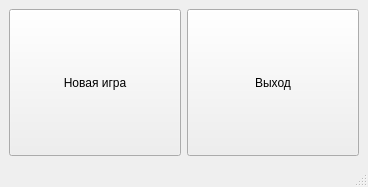
The window that Test_redwood/mainwindow.ui (Tvix57/qtBackpack) describes before a commit, drawn with Qt 5.
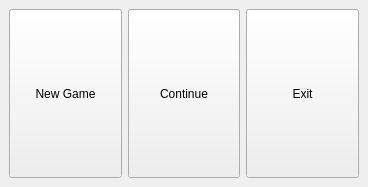
The same window after the commit.

The edit to the form file:
```diff
--- a/Test_redwood/mainwindow.ui
+++ b/Test_redwood/mainwindow.ui
@@ -30,7 +30,20 @@
        </sizepolicy>
       </property>
       <property name="text">
-       <string>Новая игра</string>
+       <string>New Game</string>
+      </property>
+     </widget>
+    </item>
+    <item>
+     <widget class="QPushButton" name="continuebtn">
+      <property name="sizePolicy">
+       <sizepolicy hsizetype="Minimum" vsizetype="Expanding">
+        <horstretch>0</horstretch>
+        <verstretch>0</verstretch>
+       </sizepolicy>
+      </property>
+      <property name="text">
+       <string>Continue</string>
       </property>
      </widget>
     </item>
@@ -43,23 +56,12 @@
        </sizepolicy>
       </property>
       <property name="text">
-       <string>Выход</string>
+       <string>Exit</string>
       </property>
      </widget>
     </item>
    </layout>
   </widget>
-  <widget class="QMenuBar" name="menubar">
-   <property name="geometry">
-    <rect>
-     <x>0</x>
-     <y>0</y>
-     <width>368</width>
-     <height>21</height>
-    </rect>
-   </property>
-  </widget>
-  <widget class="QStatusBar" name="statusbar"/>
  </widget>
  <resources/>
  <connections/>
```
